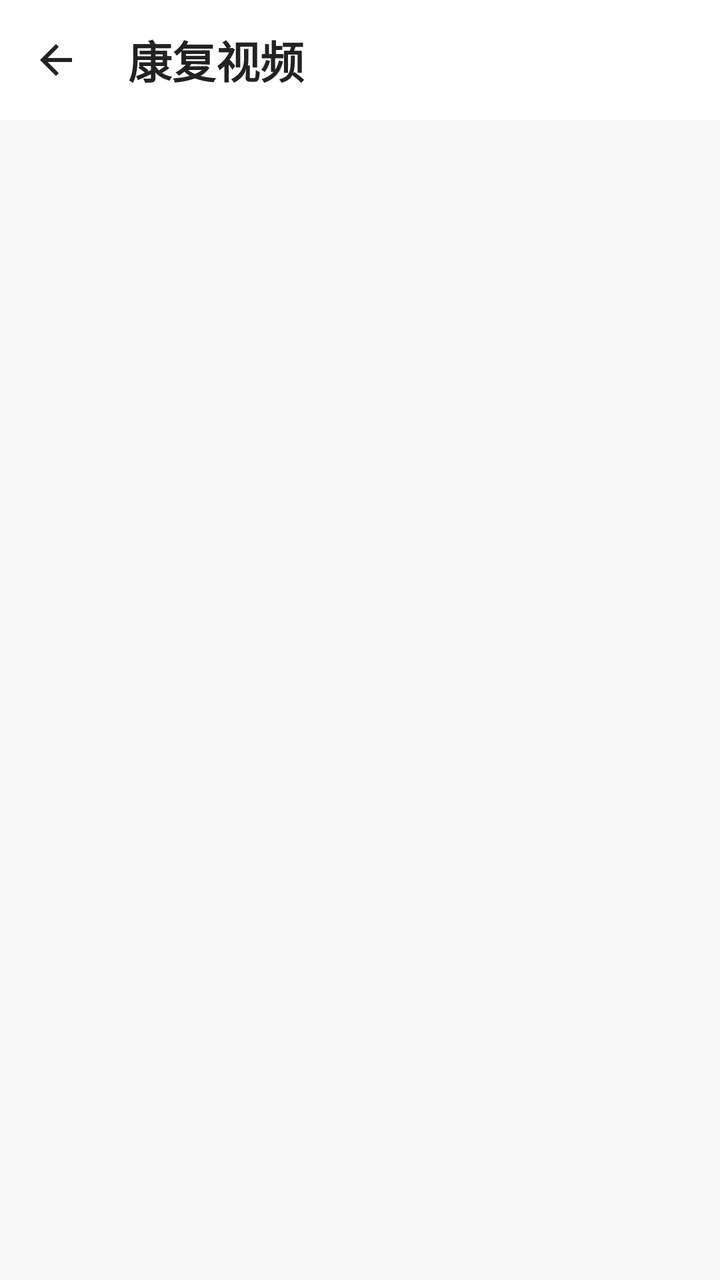
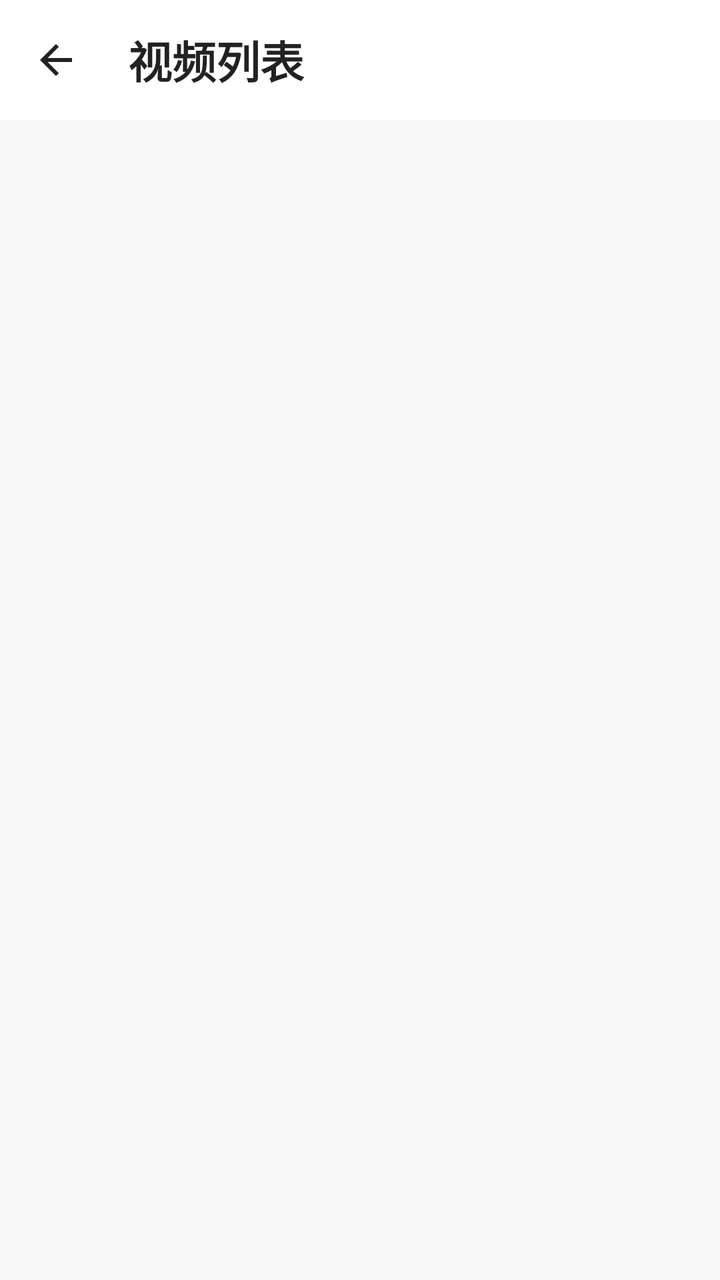

Screens rendered from an Android XML layout before and after an edit, with the pre-edit source and the edit as a unified diff.
<!-- AndroidManifest.xml: application theme Theme.RemoteNursing -->
<!-- res/layout/fragment_video_task.xml -->
<?xml version="1.0" encoding="utf-8"?>
<LinearLayout xmlns:android="http://schemas.android.com/apk/res/android"
    xmlns:app="http://schemas.android.com/apk/res-auto"
    android:layout_width="match_parent"
    android:layout_height="match_parent"
    android:orientation="vertical"
    android:background="#F8F8F8">

    
    <LinearLayout
        android:layout_width="match_parent"
        android:layout_height="60dp"
        android:orientation="horizontal"
        android:background="#ffffff"
        android:gravity="center_vertical">

        <ImageButton
            android:id="@+id/VideoListPage_btn_back"
            android:layout_width="56dp"
            android:layout_height="56dp"
            android:padding="12dp"
            android:background="@android:color/transparent"
            android:src="@drawable/ic_arrow_back_black_24dp"
            android:contentDescription="返回" />

        <TextView
            android:id="@+id/tv_title"
            android:layout_width="wrap_content"
            android:layout_height="wrap_content"
            android:text="康复视频"
            android:textSize="22sp"
            android:textColor="#222"
            android:textStyle="bold"
            android:layout_marginStart="8dp"/>
    </LinearLayout>

    
    <androidx.recyclerview.widget.RecyclerView
        android:id="@+id/rv_series"
        android:layout_width="match_parent"
        android:layout_height="match_parent"
        android:clipToPadding="false"
        android:padding="16dp"
        android:contentDescription="@string/series_list_desc"
        app:layoutManager="androidx.recyclerview.widget.LinearLayoutManager" />

</LinearLayout>
<!-- resources referenced by this layout -->
<resources>
  <!-- drawable ic_arrow_back_black_24dp (drawable) -->
  <vector xmlns:android="http://schemas.android.com/apk/res/android"
      android:width="24dp" android:height="24dp" android:viewportWidth="24"
      android:viewportHeight="24">
      <path android:fillColor="#222222" android:pathData="M20,11H7.83l5.59-5.59L12,4l-8,8 8,8 1.41-1.41L7.83,13H20v-2z"/>
  </vector>
  <string name="series_list_desc">视频系列列表</string>
  <style name="Theme.RemoteNursing" parent="Base.Theme.RemoteNursing" />
  <style name="Base.Theme.RemoteNursing" parent="Theme.Material3.DayNight.NoActionBar">
          
          <item name="colorPrimary">#1976D2</item>
          <item name="colorPrimaryVariant">#0D47A1</item>
          <item name="colorSecondary">#388E3C</item>
          <item name="colorOnPrimary">#FFFFFF</item>
          <item name="colorOnSecondary">#FFFFFF</item>
  
          
          <item name="colorSurface">#FFFFFF</item>
          <item name="colorOnSurface">#000000</item>
  
          
          <item name="android:windowBackground">#FFFFFF</item>
          <item name="backgroundColor">#FFFFFF</item>
  
          
          <item name="colorPrimaryContainer">#E3F2FD</item>
          <item name="colorOnPrimaryContainer">#0D47A1</item>
      </style>
</resources>

<!-- the commit's change to res/layout/fragment_video_task.xml (unified diff, before → after) -->
@@ -27,7 +27,7 @@
             android:id="@+id/tv_title"
             android:layout_width="wrap_content"
             android:layout_height="wrap_content"
-            android:text="康复视频"
+            android:text="视频列表"
             android:textSize="22sp"
             android:textColor="#222"
             android:textStyle="bold"
